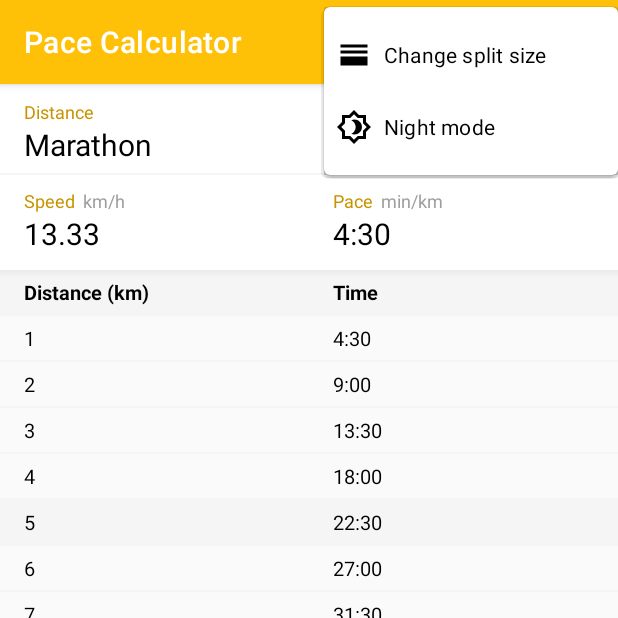
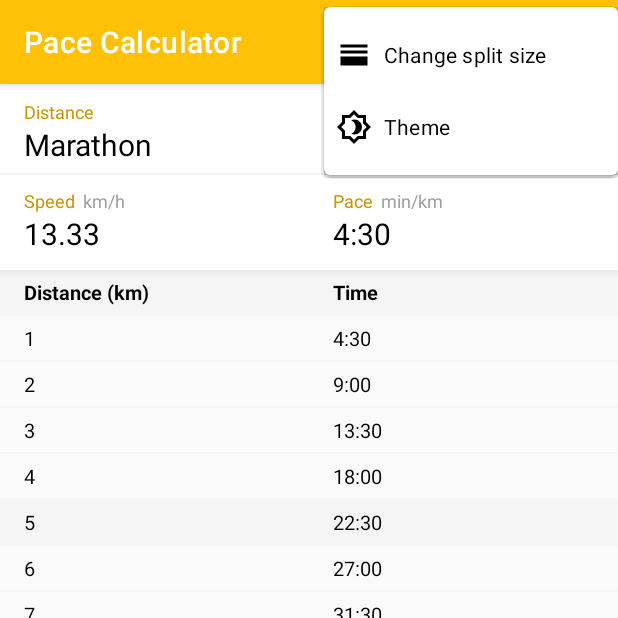
Before and after one commit to fetsh-edu/pace_calculator, an Android app: the screen it shows after launch (MainActivity), after a tap on "Options", on a phone screen of 412 x 824 dp, the top half of it. Run offline under Robolectric (Android 15) with nearby library versions, the phone set to English and light mode, and no system bars.

Commit message:
Rename Theme menu item

```diff
--- a/app/src/main/java/me/fetsh/pacecalculator/MainActivity.java
+++ b/app/src/main/java/me/fetsh/pacecalculator/MainActivity.java
@@ -44,6 +44,8 @@ public class MainActivity extends AppCompatActivity {
 
     @Override
     protected void onCreate(Bundle savedInstanceState) {
+        super.onCreate(savedInstanceState);
+
         mCalcDataVM = new ViewModelProvider(this, new ViewModelProvider.Factory() {
             @NonNull
             @Override
@@ -52,9 +54,8 @@ public class MainActivity extends AppCompatActivity {
             }
         }).get(CalculatorDataVM.class);
 
-        if (savedInstanceState == null)
-            AppCompatDelegate.setDefaultNightMode(mCalcDataVM.getNightMode().getValue());
-        super.onCreate(savedInstanceState);
+        AppCompatDelegate.setDefaultNightMode(mCalcDataVM.getNightMode().getValue());
+
         setContentView(R.layout.activity_main);
         Toolbar toolbar = findViewById(R.id.toolbar);
         setSupportActionBar(toolbar);
--- a/app/src/main/res/values/strings.xml
+++ b/app/src/main/res/values/strings.xml
@@ -21,7 +21,7 @@
     <string name="set_distance">Set distance</string>
     <string name="set_split">Set split size</string>
     <string name="split_auto">Auto (based on pace)</string>
-    <string name="change_theme">Night mode</string>
+    <string name="change_theme">Theme</string>
     <string name="set_theme">Set theme</string>
     <string name="light_theme">Light</string>
     <string name="dark_theme">Dark</string>
```
Also changed, not shown: 1 other file.
